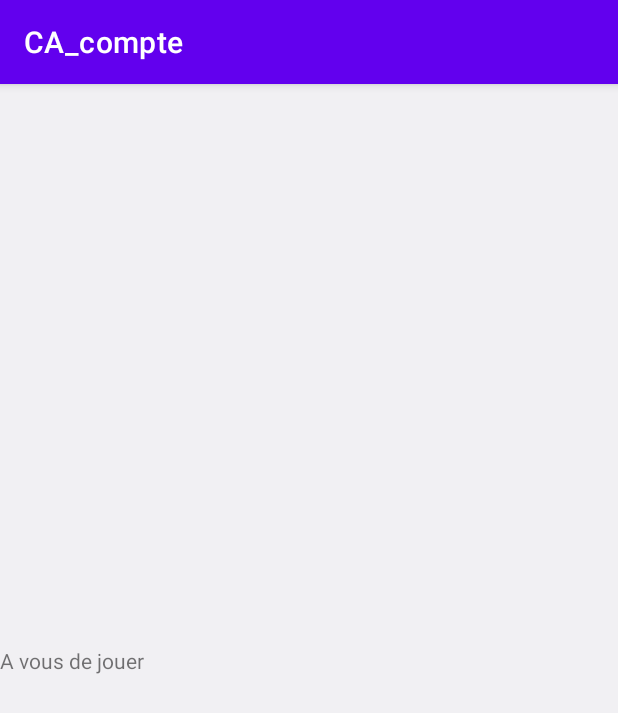
After one commit to alassanepaulyaro/Compte, an Android app: the fragment UserFragment shown on its own in the app's theme, on a phone screen of 412 x 824 dp. The commit adds this screen. Shown: the top 713 px of the screen. Run offline under Robolectric (Android 15) with nearby library versions, the phone set to English and light mode, and no system bars.

```diff
--- /dev/null
+++ b/app/src/main/java/com/example/ca_compte/UserFragment.kt
@@ -0,0 +1,22 @@
+package com.example.ca_compte
+
+import android.os.Bundle
+import androidx.fragment.app.Fragment
+import android.view.LayoutInflater
+import android.view.View
+import android.view.ViewGroup
+
+/**
+ * UserFragment
+ */
+class UserFragment : Fragment() {
+
+    override fun onCreateView(
+        inflater: LayoutInflater, container: ViewGroup?,
+        savedInstanceState: Bundle?
+    ): View? {
+        // Inflate the layout for this fragment
+        return inflater.inflate(R.layout.fragment_user, container, false)
+    }
+
+}
--- /dev/null
+++ b/app/src/main/res/drawable/ic_account_box.xml
@@ -0,0 +1,5 @@
+<vector android:height="24dp" android:tint="#000000"
+    android:viewportHeight="24" android:viewportWidth="24"
+    android:width="24dp" xmlns:android="http://schemas.android.com/apk/res/android">
+    <path android:fillColor="@android:color/white" android:pathData="M19,3H5C3.9,3 3,3.9 3,5v14c0,1.1 0.9,2 2,2h14c1.1,0 2,-0.9 2,-2V5C21,3.9 20.1,3 19,3zM12,6c1.93,0 3.5,1.57 3.5,3.5c0,1.93 -1.57,3.5 -3.5,3.5s-3.5,-1.57 -3.5,-3.5C8.5,7.57 10.07,6 12,6zM19,19H5v-0.23c0,-0.62 0.28,-1.2 0.76,-1.58C7.47,15.82 9.64,15 12,15s4.53,0.82 6.24,2.19c0.48,0.38 0.76,0.97 0.76,1.58V19z"/>
+</vector>
--- /dev/null
+++ b/app/src/main/res/drawable/ic_assessment.xml
@@ -0,0 +1,5 @@
+<vector android:height="24dp" android:tint="#000000"
+    android:viewportHeight="24" android:viewportWidth="24"
+    android:width="24dp" xmlns:android="http://schemas.android.com/apk/res/android">
+    <path android:fillColor="@android:color/white" android:pathData="M19,3L5,3c-1.1,0 -2,0.9 -2,2v14c0,1.1 0.9,2 2,2h14c1.1,0 2,-0.9 2,-2L21,5c0,-1.1 -0.9,-2 -2,-2zM9,17L7,17v-7h2v7zM13,17h-2L11,7h2v10zM17,17h-2v-4h2v4z"/>
+</vector>
--- /dev/null
+++ b/app/src/main/res/drawable/ic_star.xml
@@ -0,0 +1,5 @@
+<vector android:height="24dp" android:tint="#000000"
+    android:viewportHeight="24" android:viewportWidth="24"
+    android:width="24dp" xmlns:android="http://schemas.android.com/apk/res/android">
+    <path android:fillColor="@android:color/white" android:pathData="M12,17.27L18.18,21l-1.64,-7.03L22,9.24l-7.19,-0.61L12,2 9.19,8.63 2,9.24l5.46,4.73L5.82,21z"/>
+</vector>
--- /dev/null
+++ b/app/src/main/res/layout/fragment_user.xml
@@ -0,0 +1,19 @@
+<?xml version="1.0" encoding="utf-8"?>
+<androidx.constraintlayout.widget.ConstraintLayout xmlns:android="http://schemas.android.com/apk/res/android"
+    xmlns:app="http://schemas.android.com/apk/res-auto"
+    xmlns:tools="http://schemas.android.com/tools"
+    android:layout_width="match_parent"
+    android:layout_height="match_parent"
+    android:background="#F1F0F3"
+    tools:context=".UserFragment">
+
+    <TextView
+        android:layout_width="match_parent"
+        android:layout_height="wrap_content"
+        android:text="@string/user_fragment"
+        app:layout_constraintBottom_toBottomOf="parent"
+        app:layout_constraintEnd_toEndOf="parent"
+        app:layout_constraintStart_toStartOf="parent"
+        app:layout_constraintTop_toTopOf="parent" />
+
+</androidx.constraintlayout.widget.ConstraintLayout>
--- a/app/src/main/res/values/strings.xml
+++ b/app/src/main/res/values/strings.xml
@@ -1,3 +1,8 @@
 <resources>
     <string name="app_name">CA_compte</string>
+    <!-- TODO: Remove or change this placeholder text -->
+    <string name="hello_blank_fragment">Hello blank fragment</string>
+    <string name="account_fragment">Mes Comptes </string>
+    <string name="simulation_Fragment">Simulation</string>
+    <string name="user_fragment">A vous de jouer</string>
 </resources>
```
Also changed, not shown: app/build.gradle (+25 -0 lines), app/src/main/java/com/example/ca_compte/AccountFragment.kt (added, +21 -0 lines), app/src/main/java/com/example/ca_compte/MainActivity.kt (+19 -1 lines), app/src/main/java/com/example/ca_compte/SimulationFragment.kt (added, +22 -0 lines), app/src/main/res/drawable/ic_account_balance.xml (added, +9 -0 lines), app/src/main/res/layout/activity_main.xml (+19 -6 lines), app/src/main/res/layout/fragment_account.xml (added, +20 -0 lines), app/src/main/res/layout/fragment_simulation.xml (added, +20 -0 lines), app/src/main/res/menu/bottom_nav_menu.xml (added, +16 -0 lines), app/src/main/res/navigation/nav_graph.xml (added, +22 -0 lines), app/src/main/res/values/themes.xml (+9 -0 lines).
